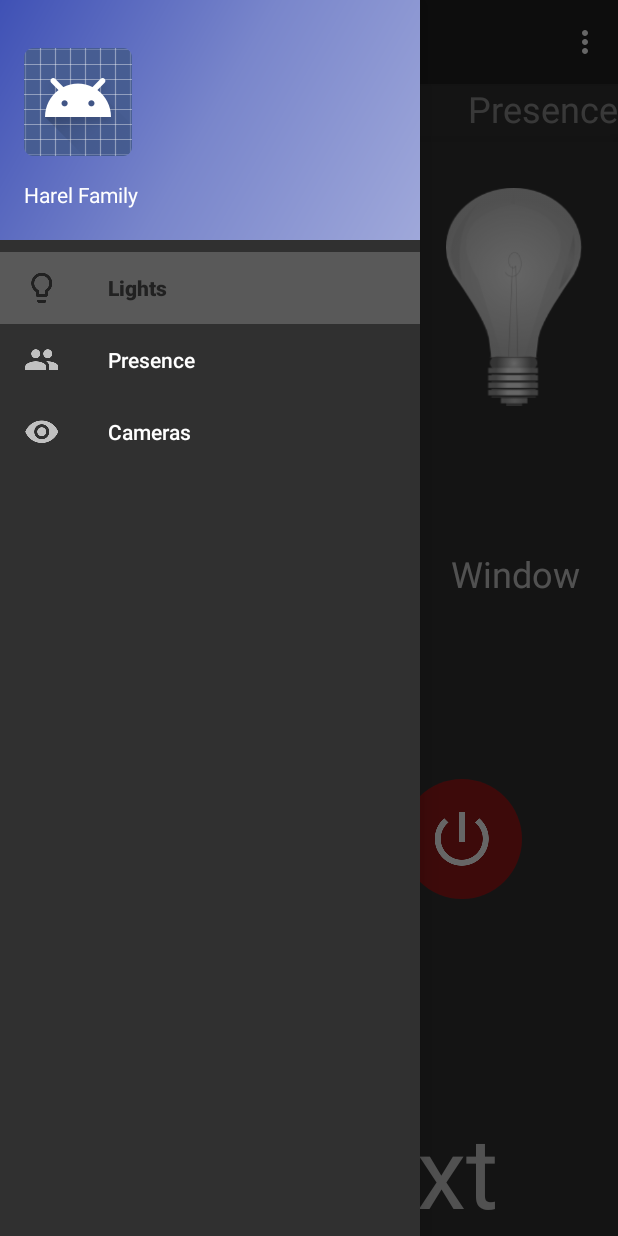
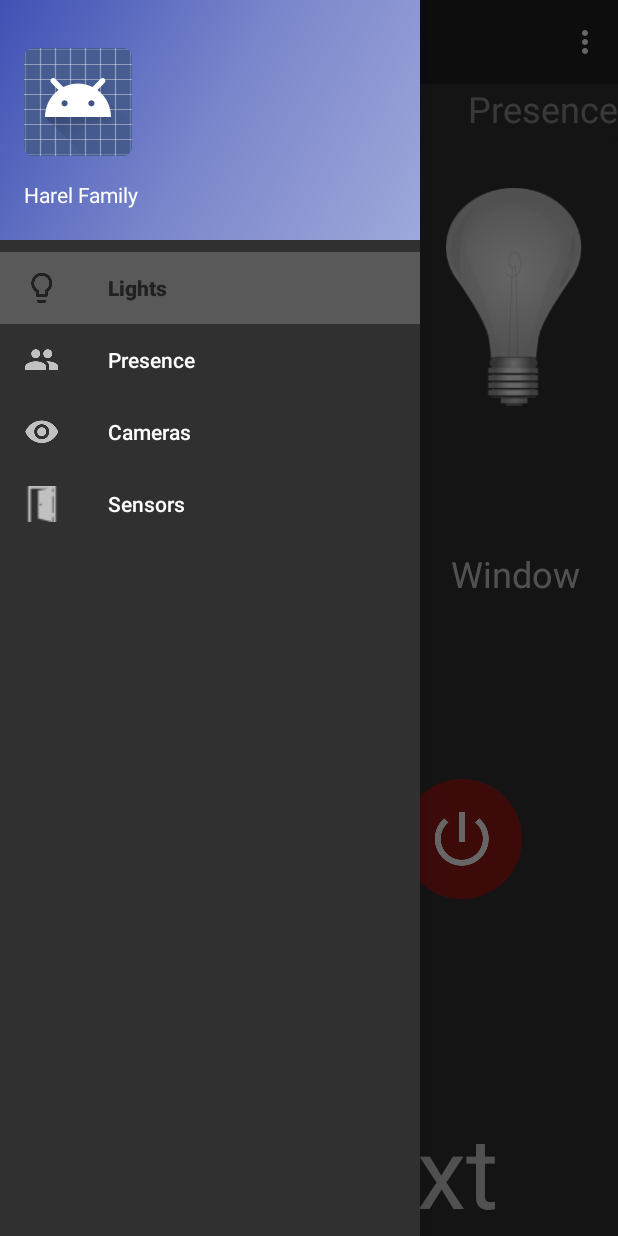
Before and after one commit to oriharel/smartHome, an Android app: the screen it shows after launch (Main2Activity), with the side drawer open, on a phone screen of 412 x 824 dp. Run offline under Robolectric (Android 15) with nearby library versions, the phone set to English and light mode, and no system bars; 3 statements that could not run were skipped.

Commit message:
new icons

```diff
--- a/app/src/main/AndroidManifest.xml
+++ b/app/src/main/AndroidManifest.xml
@@ -17,7 +17,8 @@
         android:theme="@style/Theme.AppCompat.NoActionBar">
         <activity
             android:name=".Main2Activity"
-            android:label="@string/title_activity_main2">
+            android:label="@string/title_activity_main2"
+            android:screenOrientation="portrait">
             <intent-filter>
                 <action android:name="android.intent.action.MAIN" />
 
--- a/app/src/main/java/niyo/nfc/com/nfcori/Main2Activity.java
+++ b/app/src/main/java/niyo/nfc/com/nfcori/Main2Activity.java
@@ -647,7 +647,8 @@ public class Main2Activity extends AppCompatActivity
             mViewPager.setCurrentItem(1);
         } else if (id == R.id.nav_cameras) {
             mViewPager.setCurrentItem(2);
-
+        } else if (id == R.id.nav_sensors) {
+            mViewPager.setCurrentItem(3);
         }
 
         DrawerLayout drawer = (DrawerLayout) findViewById(R.id.drawer_layout);
--- a/app/src/main/res/menu/activity_main_drawer.xml
+++ b/app/src/main/res/menu/activity_main_drawer.xml
@@ -14,5 +14,9 @@
             android:id="@+id/nav_cameras"
             android:icon="@drawable/ic_visibility_black_24dp"
             android:title="@string/cameras" />
+        <item
+            android:id="@+id/nav_sensors"
+            android:icon="@drawable/open_door_entrance_black"
+            android:title="@string/sensors" />
     </group>
 </menu>
```
Also changed, not shown: app/src/main/res/drawable/open_door_entrance.png, app/src/main/res/drawable/open_door_entrance_black.png (added).
